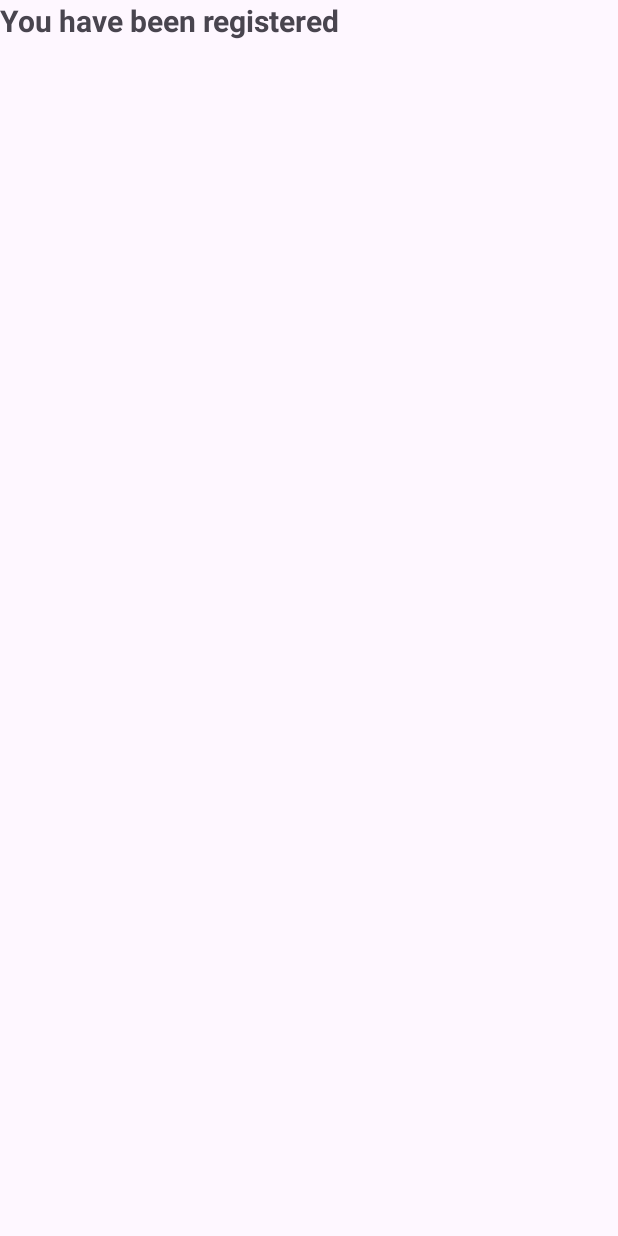
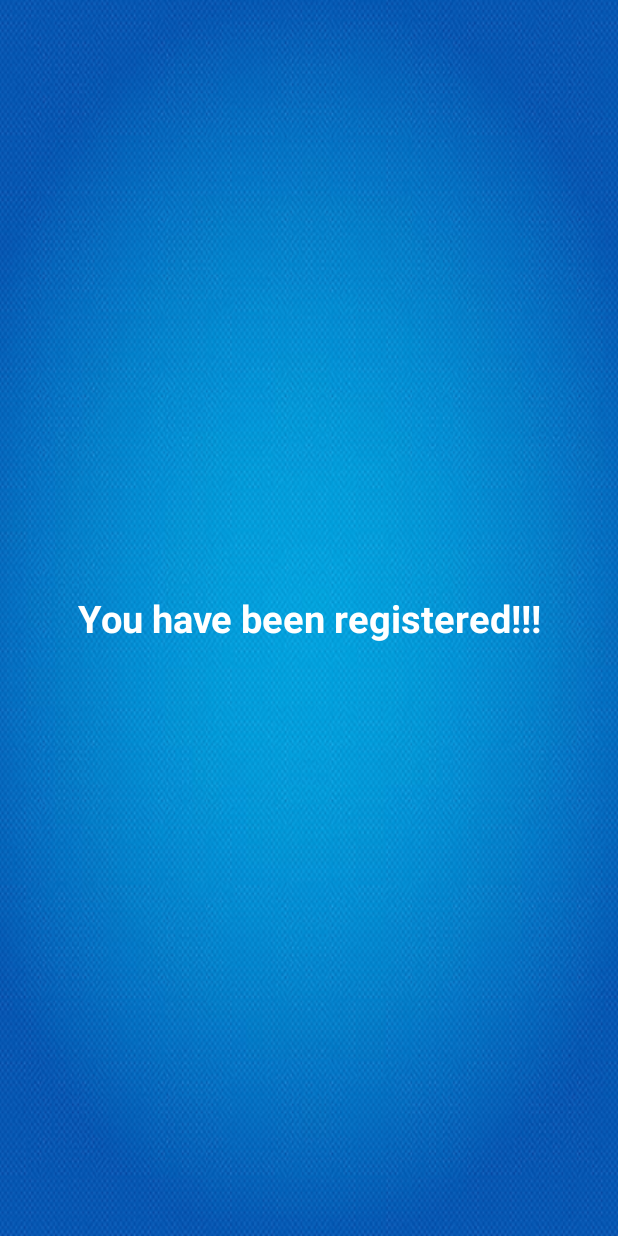
Before and after one commit to ElijahOluwasegun/mobile_attendance_application, an Android app: the RegisteredStudentActivity screen opened directly, with no data from a screen before it, on a phone screen of 412 x 824 dp. Run offline under Robolectric (Android 15) with nearby library versions, the phone set to English and light mode, and no system bars.

Commit message:
Updated syntax to improve design and readability

```diff
--- a/app/src/main/res/layout/activity_registered_student.xml
+++ b/app/src/main/res/layout/activity_registered_student.xml
@@ -1,16 +1,23 @@
 <?xml version="1.0" encoding="utf-8"?>
-<androidx.constraintlayout.widget.ConstraintLayout xmlns:android="http://schemas.android.com/apk/res/android"
+<LinearLayout
+    xmlns:android="http://schemas.android.com/apk/res/android"
     xmlns:app="http://schemas.android.com/apk/res-auto"
     xmlns:tools="http://schemas.android.com/tools"
     android:id="@+id/main"
     android:layout_width="match_parent"
     android:layout_height="match_parent"
+    android:orientation="vertical"
+    android:background="@drawable/blue_wallpaper"
+    android:paddingTop="100dp"
+    android:gravity="center"
     tools:context=".RegisteredStudentActivity">
     <TextView
-        android:layout_width="wrap_content"
+        android:layout_width="match_parent"
         android:layout_height="wrap_content"
-        android:text="You have been registered"
-        android:textSize="20sp"
-        android:textStyle="bold"/>
+        android:text="You have been registered!!!"
+        android:textSize="25sp"
+        android:textStyle="bold"
+        android:textColor="@color/white"
+        android:textAlignment="center"/>
 
-</androidx.constraintlayout.widget.ConstraintLayout>
+</LinearLayout>
```
Also changed, not shown: app/src/main/res/layout/activity_module.xml (+5 -4 lines).
